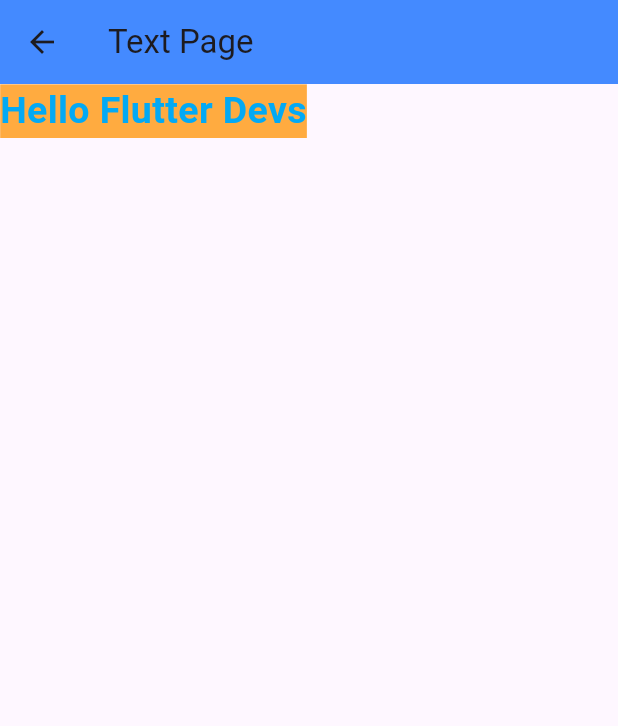
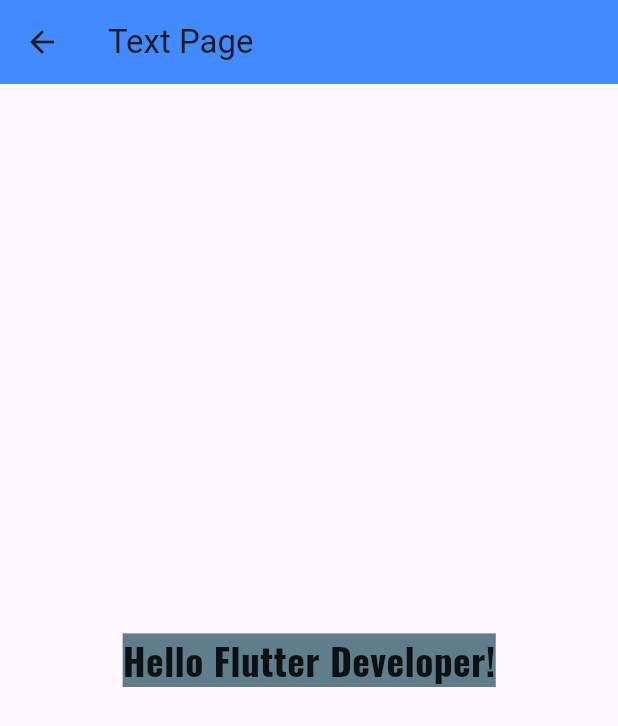
Before and after one commit to mh-rahat/development-learning-journey, a Flutter app: the TextWidgetPage screen opened directly, on a phone screen of 412 x 824 dp. Shown: the top 726 px of the screen. Run offline on Flutter 3.47's test engine with Material 3 defaults, Android fonts, the phone set to English and light mode, and no system bars.

Commit message:
update the file

```diff
--- a/dart/flutter_learning/flutter_basics/lib/widgets/text_page.dart
+++ b/dart/flutter_learning/flutter_basics/lib/widgets/text_page.dart
@@ -7,13 +7,16 @@ class TextWidgetPage extends StatelessWidget {
   Widget build(BuildContext context) {
     return Scaffold(
       appBar: AppBar(title: Text('Text Page')),
-      body: Text(
-        'Hello Flutter Devs',
-        style: TextStyle(
-          fontSize: 25,
-          color: Colors.lightBlue,
-          fontWeight: FontWeight.bold,
-          backgroundColor: Colors.orangeAccent,
+      body: Center(
+        child: Text(
+          'Hello Flutter Developer!',
+          style: TextStyle(
+            fontSize: 25,
+            color: Colors.black87,
+            fontWeight: FontWeight.bold,
+            backgroundColor: Colors.blueGrey,
+            fontFamily: 'FontOswald',
+          ),
         ),
       ),
     );
```
Also changed, not shown: dart/flutter_learning/flutter_basics/pubspec.yaml (+4 -4 lines), dart/flutter_learning/flutter_basics/assets/fonts/Oswald-VariableFont_wght.ttf (added).
